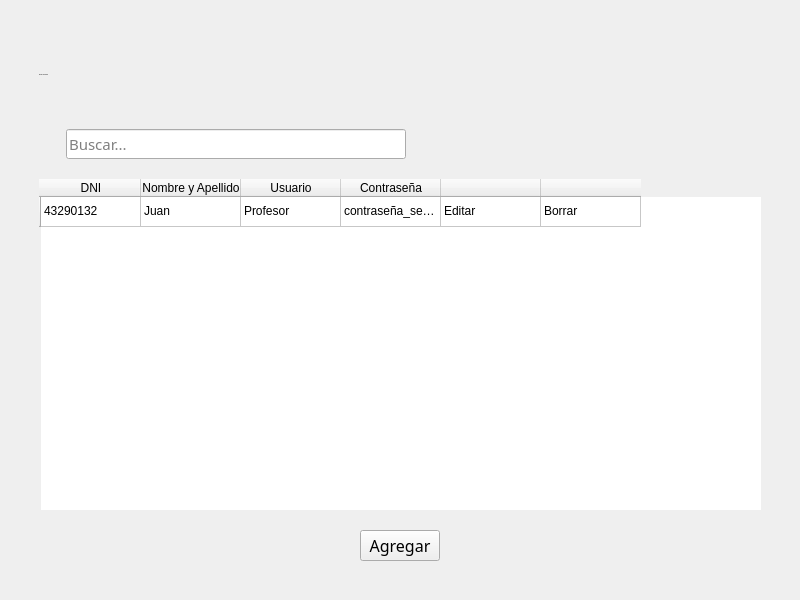
MaxAPBusiness/Blustock, file blustock/uis/usuarios.ui: the form before one commit.
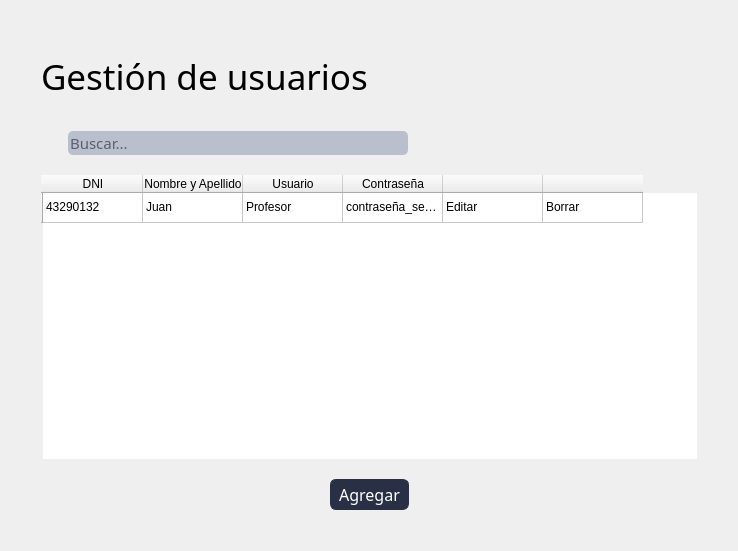
The form after the commit. Icons and pictures are not drawn.

Commit message: Paso los Windows a Widgets

```diff
--- a/blustock/uis/usuarios.ui
+++ b/blustock/uis/usuarios.ui
@@ -1,36 +1,29 @@
 <?xml version="1.0" encoding="UTF-8"?>
 <ui version="4.0">
- <class>MainWindow</class>
- <widget class="QMainWindow" name="MainWindow">
+ <class>Form</class>
+ <widget class="QWidget" name="Form">
   <property name="geometry">
    <rect>
     <x>0</x>
     <y>0</y>
-    <width>800</width>
-    <height>600</height>
+    <width>738</width>
+    <height>551</height>
    </rect>
   </property>
   <property name="windowTitle">
    <string>MainWindow</string>
   </property>
   <property name="styleSheet">
-   <string notr="true">@import url('https://fonts.googleapis.com/css2?family=Oswald:wght@200;400;700&amp;display=swap');
-
-*{
-    font-family: 'Raleway-blod';
+   <string notr="true">*{
+    font-family: 'Oswald', sans-serif;
     font-weight: 400;
 }
 
 QMenuBar{
-
     background-color: #293045;
     padding: 0;    
-    text-transform: capitalize;
     font-size: 14px;
     color:white;
-    display: flex;
-    flex-direction: column;
-
 }
 
 QMenuBar:item{
@@ -83,7 +76,31 @@
 }
 
 #label{
-    font-size: 20px;
+    font-size: 35px;
+}
+
+#usuariosLabel{
+    font-size: 14px;
+}
+
+#contraseALabel{
+    font-size: 14px;
+}
+
+#usuariosLineEdit{
+    width: 170px;
+    height: 20px;
+    border-radius: 10px;
+}
+
+#passwordLineEdit{
+    width: 170px;
+    height: 20px;
+    border-radius: 10px;
+}
+
+#labelprofesores{
+    font-size: 26px;
 }
 
 QLineEdit{
@@ -103,9 +120,10 @@
     border-color:#293045;
     border-style: solid;
     border-width: 1px;
-    border-radius: 5px;
-    background-color: #BABFCE;
-    color:#293045;
+    border-radius: 6px;
+    background-color: #293045;
+    color:#ffffff;
+    padding: 3px 8px;
 
 }
 QPushButton:hover{
@@ -123,16 +141,10 @@
     border-radius: 15%;
 }
 
-#pushButton_2,#pushButton_3,#pushButton_4{
-    width: 65px;
-    height: 30px;
-}
-
 </string>
   </property>
-  <widget class="QWidget" name="centralwidget">
-   <layout class="QGridLayout" name="gridLayout_2">
-    <item row="0" column="0">
+  <layout class="QHBoxLayout" name="horizontalLayout_3">
+   <item>
      <layout class="QVBoxLayout" name="verticalLayout">
       <property name="spacing">
        <number>20</number>
@@ -165,8 +177,9 @@
         </property>
         <property name="font">
          <font>
-          <family>Raleway-blod</family>
+         <family>Oswald</family>
           <pointsize>-1</pointsize>
+         <weight>50</weight>
           <bold>false</bold>
          </font>
         </property>
@@ -209,8 +222,9 @@
           </property>
           <property name="font">
            <font>
-            <family>Raleway-blod</family>
+           <family>Oswald</family>
             <pointsize>11</pointsize>
+           <weight>50</weight>
             <bold>false</bold>
            </font>
           </property>
@@ -346,8 +360,9 @@
          <widget class="QPushButton" name="pushButton_2">
           <property name="font">
            <font>
-            <family>Raleway-blod</family>
+           <family>Oswald</family>
             <pointsize>12</pointsize>
+           <weight>50</weight>
             <bold>false</bold>
            </font>
           </property>
@@ -377,7 +392,6 @@
      </layout>
     </item>
    </layout>
-  </widget>
  </widget>
  <resources/>
  <connections/>
```
Left out of the diff: 4 changed lines with no effect on the pictures. Lines whose indentation alone changed are shown as unchanged. The commit also changes 13 other files.
